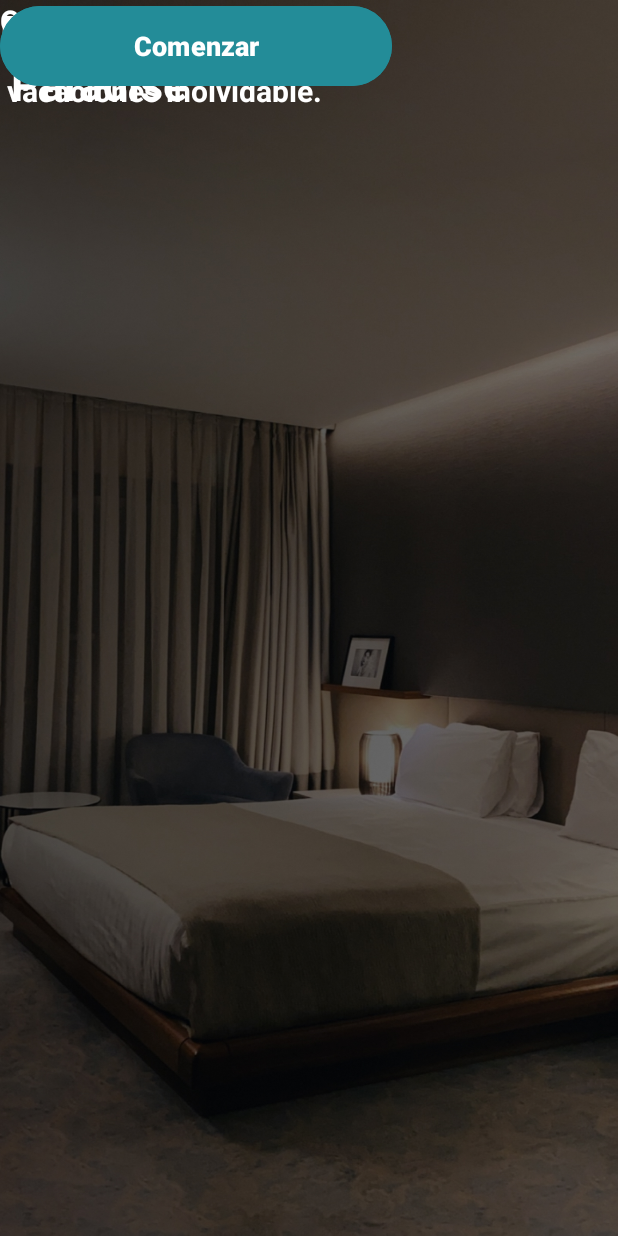
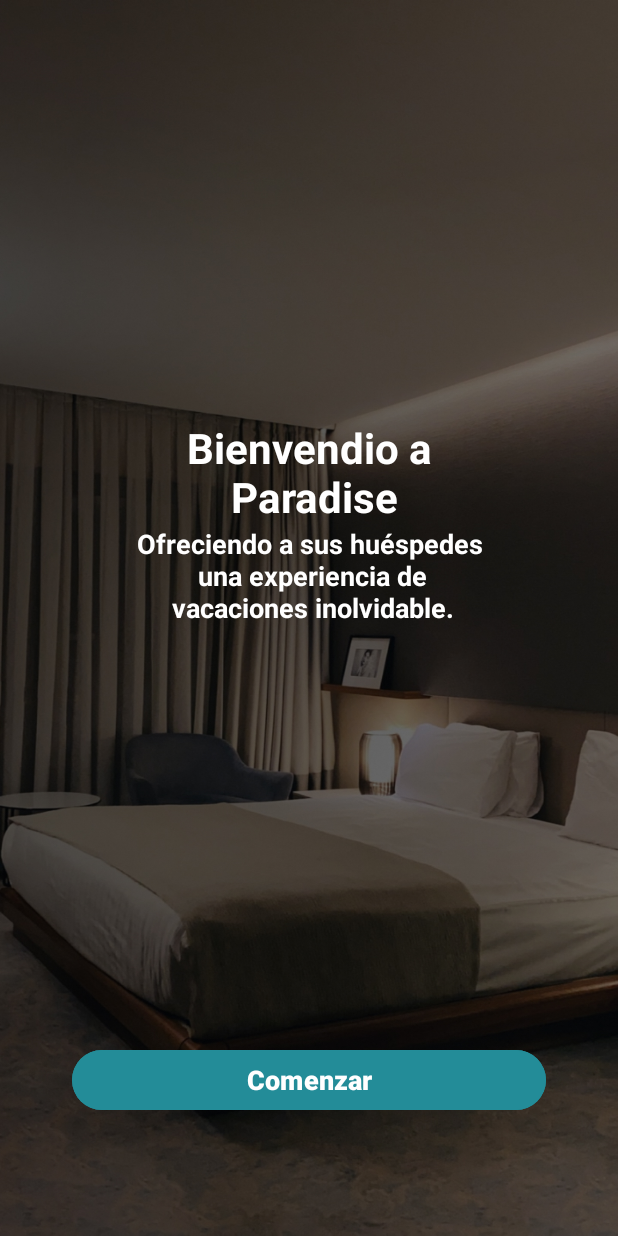
Before and after one commit to damsito007/HotelPlayaParadise_AppMovil, an Android app: the screen it shows after launch (HomeScreen), on a phone screen of 412 x 824 dp. Run offline under Robolectric (Android 15) with nearby library versions, the phone set to English and light mode, and no system bars.

Commit message:
fix problems with the project and improve code about the consult 1

```diff
--- a/app/src/main/AndroidManifest.xml
+++ b/app/src/main/AndroidManifest.xml
@@ -1,6 +1,8 @@
 <?xml version="1.0" encoding="utf-8"?>
 <manifest xmlns:android="http://schemas.android.com/apk/res/android"
     xmlns:tools="http://schemas.android.com/tools">
+
+    <uses-permission android:name="android.permission.INTERNET" />
 
     <application
         android:allowBackup="true"
--- a/app/src/main/java/com/example/hotelplayaparadise_appmovil/Global.kt
+++ b/app/src/main/java/com/example/hotelplayaparadise_appmovil/Global.kt
@@ -1,6 +1,6 @@
 package com.example.hotelplayaparadise_appmovil
 
-data class ApiConsulta1(val count: Int, val name: String, val age: Int)
+data class ApiConsulta1(val TipoHabitacion: String, val Temporada: String, val NombreCliente: String, val DiasOcupacion: Int)
 
 // Lista global para almacenar los resultados
 var dataList: MutableList<ApiConsulta1> = mutableListOf()
--- a/app/src/main/res/layout/activity_home_screen.xml
+++ b/app/src/main/res/layout/activity_home_screen.xml
@@ -5,43 +5,55 @@
     android:id="@+id/main"
     android:layout_width="match_parent"
     android:layout_height="match_parent"
-    tools:context=".HomeScreen"
     android:background="@drawable/pantalla_carga"
-    >
+    tools:context=".HomeScreen">
 
+    <!-- Título -->
     <TextView
         android:id="@+id/textViewTitle"
-        android:layout_width="226dp"
-        android:layout_height="74dp"
+        android:layout_width="0dp"
+        android:layout_height="wrap_content"
         android:text="@string/bienvendio_a_n_paradise"
         android:textColor="@color/white"
-        android:textSize="30sp"
+        android:textSize="28sp"
         android:textStyle="bold"
-        tools:layout_editor_absoluteX="49dp"
-        tools:layout_editor_absoluteY="198dp"
-        tools:ignore="MissingConstraints" />
+        android:textAlignment="center"
+        app:layout_constraintStart_toStartOf="parent"
+        app:layout_constraintEnd_toEndOf="parent"
+        app:layout_constraintTop_toTopOf="parent"
+        app:layout_constraintBottom_toTopOf="@+id/textViewDescription"
+        app:layout_constraintVertical_chainStyle="packed"
+        android:layout_marginHorizontal="32dp" />
 
+    <!-- Descripción -->
     <TextView
         android:id="@+id/textViewDescription"
-        android:layout_width="285dp"
-        android:layout_height="74dp"
+        android:layout_width="0dp"
+        android:layout_height="wrap_content"
         android:text="@string/ofreciendo_a_sus_hu_spedes_n_una_experiencia_de_n_vacaciones_inolvidable"
         android:textColor="@color/white"
-        android:textSize="20sp"
+        android:textSize="18sp"
         android:textStyle="bold"
-        tools:layout_editor_absoluteX="49dp"
-        tools:layout_editor_absoluteY="328dp"
-        tools:ignore="MissingConstraints" />
+        android:textAlignment="center"
+        app:layout_constraintStart_toStartOf="parent"
+        app:layout_constraintEnd_toEndOf="parent"
+        app:layout_constraintTop_toBottomOf="@+id/textViewTitle"
+        app:layout_constraintBottom_toTopOf="@+id/btnStart"
+        android:layout_marginHorizontal="32dp" />
 
+    <!-- Botón Comenzar -->
     <Button
         android:id="@+id/btnStart"
-        android:layout_width="261dp"
-        android:layout_height="61dp"
+        android:layout_width="0dp"
+        android:layout_height="wrap_content"
         android:text="@string/comenzar"
         android:textSize="18sp"
         android:textStyle="bold"
         android:backgroundTint="#238C98"
-        tools:layout_editor_absoluteX="75dp"
-        tools:layout_editor_absoluteY="576dp"
-        tools:ignore="MissingConstraints" />
+        android:layout_marginHorizontal="48dp"
+        android:layout_marginBottom="80dp"
+        app:layout_constraintBottom_toBottomOf="parent"
+        app:layout_constraintStart_toStartOf="parent"
+        app:layout_constraintEnd_toEndOf="parent" />
+
 </androidx.constraintlayout.widget.ConstraintLayout>
--- a/app/src/main/res/values/ids.xml
+++ b/app/src/main/res/values/ids.xml
@@ -1,4 +1,4 @@
 <?xml version="1.0" encoding="utf-8"?>
 <resources>
-    <item name="nav_consulta1" type="id">id_consult1</item>
+
 </resources>
```
Also changed, not shown: app/src/main/java/com/example/hotelplayaparadise_appmovil/ApiAdapterConsult1.java (+12 -9 lines), app/src/main/java/com/example/hotelplayaparadise_appmovil/Consulta1.kt (+10 -1 lines), app/src/main/java/com/example/hotelplayaparadise_appmovil/Principal_Menu.kt (+23 -0 lines), app/src/main/res/layout/activity_principal_menu.xml (+7 -14 lines), app/src/main/res/layout/fragment_consulta1.xml (+14 -11 lines), app/src/main/res/layout/fragment_home.xml (+13 -1 lines), app/src/main/res/layout/item_recyclerview_consult1.xml (+13 -6 lines).
